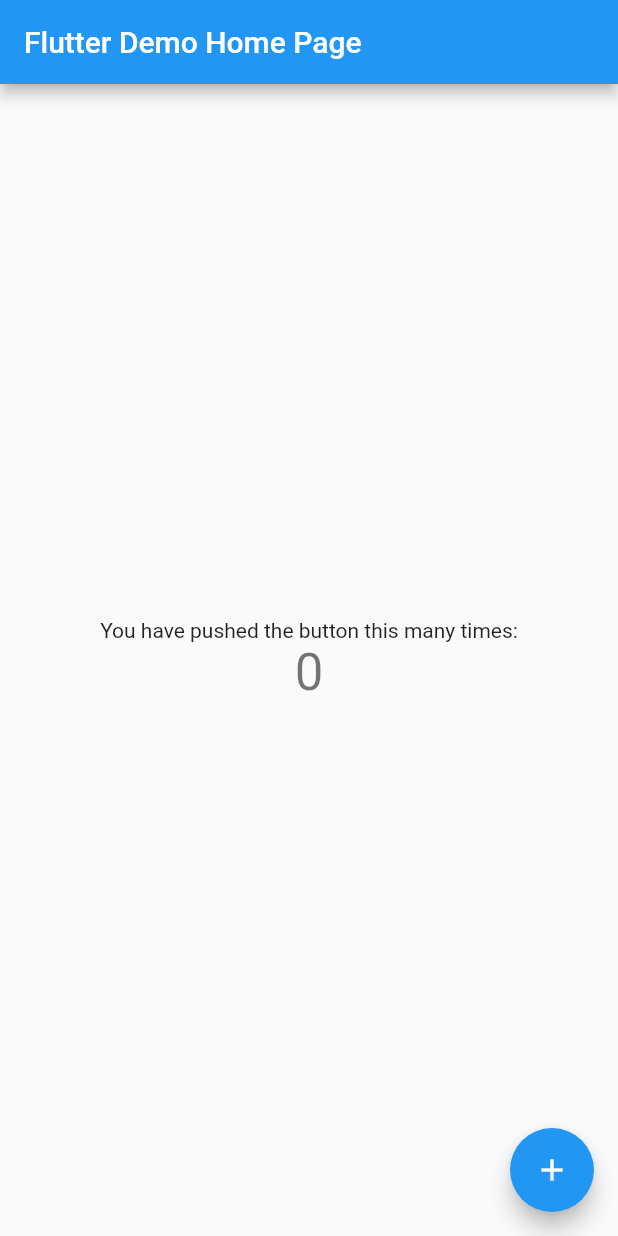
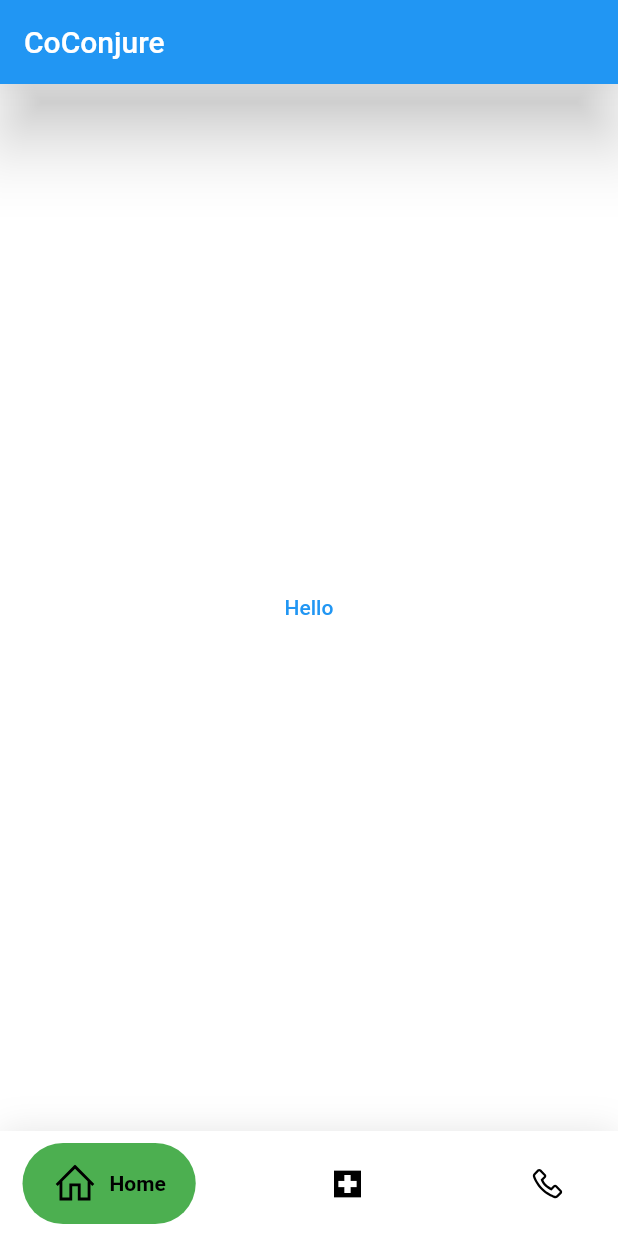
Before and after one commit to CareerDevelopmentHub/CoConjure, a Flutter app: the screen it shows after launch, on a phone screen of 412 x 824 dp. Run offline on Flutter 3.47's test engine with Material 2 defaults, Android fonts, the phone set to English and light mode, and no system bars; drawn by our look-alikes of google_nav_bar; our stand-ins replace line_icons; missing offline and left inert: flutter_phone_direct_caller.

```diff
--- /dev/null
+++ b/coconjure/lib/Screens/homescreen.dart
@@ -0,0 +1,90 @@
+import 'package:coconjure/Screens/test.dart';
+import 'package:flutter/cupertino.dart';
+import 'package:flutter/material.dart';
+import 'package:flutter_phone_direct_caller/flutter_phone_direct_caller.dart';
+import 'package:google_nav_bar/google_nav_bar.dart';
+import 'package:line_icons/line_icons.dart';
+
+class HomeScreen extends StatefulWidget {
+  @override
+  _State createState() => _State();
+}
+
+class _State extends State<HomeScreen>{
+  int _selectedIndex = 0;
+  static const TextStyle optionStyle =
+  TextStyle(fontSize: 30, fontWeight: FontWeight.w600);
+  @override
+  Widget build(BuildContext context) {
+    return Scaffold(
+      backgroundColor: Colors.white,
+      appBar: AppBar(
+        elevation: 20,
+        title: const Text('CoConjure'),
+      ),
+      body: Center(
+        child: TextButton(
+          child: Text("Hello"),
+          onPressed: (){},
+        ),
+      ),
+      bottomNavigationBar: Container(
+        decoration: BoxDecoration(
+          color: Colors.white,
+          boxShadow: [
+            BoxShadow(
+              blurRadius: 20,
+              color: Colors.black.withOpacity(.1),
+            )
+          ],
+        ),
+        child: SafeArea(
+          child: Padding(
+            padding: const EdgeInsets.symmetric(horizontal: 15.0, vertical: 8),
+            child: GNav(
+              rippleColor: Colors.black87,
+              hoverColor: Colors.yellow,
+              gap: 8,
+              activeColor: Colors.black,
+              iconSize: 24,
+              padding: EdgeInsets.symmetric(horizontal: 20, vertical: 12),
+              duration: Duration(milliseconds: 400),
+              tabBackgroundColor: Colors.green,
+              color: Colors.black,
+              tabs: [
+                GButton(
+                  icon: LineIcons.home,
+                  iconSize: 30,
+                  text: 'Home',
+                  onPressed: (){},
+                ),
+                GButton(
+                  icon: Icons.local_hospital_sharp,
+                  text: 'Services',
+                  onPressed: (){},
+                ),
+                GButton(
+                  icon: LineIcons.phone,
+                  text: 'Emergency Call',
+                    onPressed: () {
+                      Navigator.push(
+                        context,
+                        MaterialPageRoute(builder:
+                            (context) => MytestApp()),
+                      );
+                    },
+                ),
+              ],
+              selectedIndex: _selectedIndex,
+              onTabChange: (index) {
+                setState(() {
+                  _selectedIndex = index;
+                });
+              },
+            ),
+          ),
+        ),
+      ),
+    );
+  }
+}
--- a/coconjure/lib/main.dart
+++ b/coconjure/lib/main.dart
@@ -1,3 +1,4 @@
+import 'package:coconjure/Screens/homescreen.dart';
 import 'package:flutter/material.dart';
 
 void main() {
@@ -5,109 +6,14 @@ void main() {
 }
 
 class MyApp extends StatelessWidget {
-  // This widget is the root of your application.
   @override
   Widget build(BuildContext context) {
     return MaterialApp(
       title: 'Flutter Demo',
       theme: ThemeData(
-        // This is the theme of your application.
-        //
-        // Try running your application with "flutter run". You'll see the
-        // application has a blue toolbar. Then, without quitting the app, try
-        // changing the primarySwatch below to Colors.green and then invoke
-        // "hot reload" (press "r" in the console where you ran "flutter run",
-        // or simply save your changes to "hot reload" in a Flutter IDE).
-        // Notice that the counter didn't reset back to zero; the application
-        // is not restarted.
         primarySwatch: Colors.blue,
       ),
-      home: MyHomePage(title: 'Flutter Demo Home Page'),
+      home: HomeScreen(),
     );
   }
 }
-
-class MyHomePage extends StatefulWidget {
-  MyHomePage({Key key, this.title}) : super(key: key);
-
-  // This widget is the home page of your application. It is stateful, meaning
-  // that it has a State object (defined below) that contains fields that affect
-  // how it looks.
-
-  // This class is the configuration for the state. It holds the values (in this
-  // case the title) provided by the parent (in this case the App widget) and
-  // used by the build method of the State. Fields in a Widget subclass are
-  // always marked "final".
-
-  final String title;
-
-  @override
-  _MyHomePageState createState() => _MyHomePageState();
-}
-
-class _MyHomePageState extends State<MyHomePage> {
-  int _counter = 0;
-
-  void _incrementCounter() {
-    setState(() {
-      // This call to setState tells the Flutter framework that something has
-      // changed in this State, which causes it to rerun the build method below
-      // so that the display can reflect the updated values. If we changed
-      // _counter without calling setState(), then the build method would not be
-      // called again, and so nothing would appear to happen.
-      _counter++;
-    });
-  }
-
-  @override
-  Widget build(BuildContext context) {
-    // This method is rerun every time setState is called, for instance as done
-    // by the _incrementCounter method above.
-    //
-    // The Flutter framework has been optimized to make rerunning build methods
-    // fast, so that you can just rebuild anything that needs updating rather
-    // than having to individually change instances of widgets.
-    return Scaffold(
-      appBar: AppBar(
-        // Here we take the value from the MyHomePage object that was created by
-        // the App.build method, and use it to set our appbar title.
-        title: Text(widget.title),
-      ),
-      body: Center(
-        // Center is a layout widget. It takes a single child and positions it
-        // in the middle of the parent.
-        child: Column(
-          // Column is also a layout widget. It takes a list of children and
-          // arranges them vertically. By default, it sizes itself to fit its
-          // children horizontally, and tries to be as tall as its parent.
-          //
-          // Invoke "debug painting" (press "p" in the console, choose the
-          // "Toggle Debug Paint" action from the Flutter Inspector in Android
-          // Studio, or the "Toggle Debug Paint" command in Visual Studio Code)
-          // to see the wireframe for each widget.
-          //
-          // Column has various properties to control how it sizes itself and
-          // how it positions its children. Here we use mainAxisAlignment to
-          // center the children vertically; the main axis here is the vertical
-          // axis because Columns are vertical (the cross axis would be
-          // horizontal).
-          mainAxisAlignment: MainAxisAlignment.center,
-          children: <Widget>[
-            Text(
-              'You have pushed the button this many times:',
-            ),
-            Text(
-              '$_counter',
-              style: Theme.of(context).textTheme.headline4,
-            ),
-          ],
-        ),
-      ),
-      floatingActionButton: FloatingActionButton(
-        onPressed: _incrementCounter,
-        tooltip: 'Increment',
-        child: Icon(Icons.add),
-      ), // This trailing comma makes auto-formatting nicer for build methods.
-    );
-  }
-}
--- a/coconjure/pubspec.yaml
+++ b/coconjure/pubspec.yaml
@@ -29,6 +29,9 @@ dependencies:
   # Use with the CupertinoIcons class for iOS style icons.
   cupertino_icons: ^1.0.2
   http: ^0.13.2
+  google_nav_bar: ^5.0.5
+  flutter_phone_direct_caller: ^2.0.0
+  line_icons: ^2.0.1
 
 dev_dependencies:
   flutter_test:
```
Also changed, not shown: coconjure/lib/Screens/test.dart (added, +213 -0 lines), coconjure/pubspec.lock, 1 other file.
